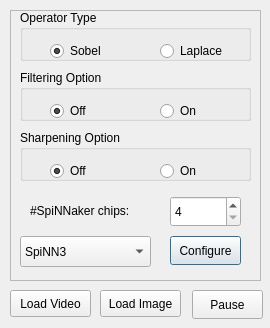
Old version of the form gui/SpiNNvidStreamer/src/vidstreamer.ui in the repository indarsugiarto/Graceful_VidPro.
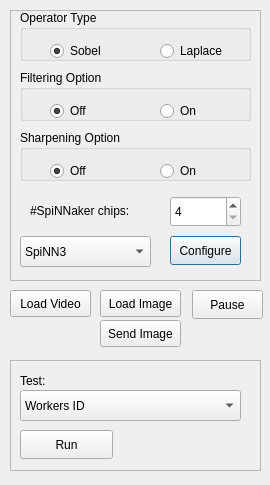
New version of the form.

Patch:
```diff
--- a/gui/SpiNNvidStreamer/src/vidstreamer.ui
+++ b/gui/SpiNNvidStreamer/src/vidstreamer.ui
@@ -7,7 +7,7 @@
     <x>0</x>
     <y>0</y>
     <width>270</width>
-    <height>328</height>
+    <height>485</height>
    </rect>
   </property>
   <property name="minimumSize">
@@ -270,7 +270,7 @@
     </widget>
    </widget>
   </widget>
-  <widget class="QPushButton" name="pbTest">
+  <widget class="QPushButton" name="pbImage">
    <property name="geometry">
     <rect>
      <x>100</x>
@@ -283,6 +283,101 @@
     <string>Load Image</string>
    </property>
   </widget>
+  <widget class="QFrame" name="frame_2">
+   <property name="geometry">
+    <rect>
+     <x>10</x>
+     <y>360</y>
+     <width>251</width>
+     <height>111</height>
+    </rect>
+   </property>
+   <property name="frameShape">
+    <enum>QFrame::StyledPanel</enum>
+   </property>
+   <property name="frameShadow">
+    <enum>QFrame::Raised</enum>
+   </property>
+   <widget class="QComboBox" name="cbTest">
+    <property name="geometry">
+     <rect>
+      <x>10</x>
+      <y>30</y>
+      <width>221</width>
+      <height>31</height>
+     </rect>
+    </property>
+    <item>
+     <property name="text">
+      <string>Workers ID</string>
+     </property>
+    </item>
+    <item>
+     <property name="text">
+      <string>Network Configuration</string>
+     </property>
+    </item>
+    <item>
+     <property name="text">
+      <string>Block Info</string>
+     </property>
+    </item>
+    <item>
+     <property name="text">
+      <string>Workload</string>
+     </property>
+    </item>
+    <item>
+     <property name="text">
+      <string>Frame Info</string>
+     </property>
+    </item>
+    <item>
+     <property name="text">
+      <string>Performance Measurement</string>
+     </property>
+    </item>
+   </widget>
+   <widget class="QPushButton" name="pbTest">
+    <property name="geometry">
+     <rect>
+      <x>10</x>
+      <y>70</y>
+      <width>93</width>
+      <height>29</height>
+     </rect>
+    </property>
+    <property name="text">
+     <string>Run</string>
+    </property>
+   </widget>
+   <widget class="QLabel" name="label_2">
+    <property name="geometry">
+     <rect>
+      <x>10</x>
+      <y>10</y>
+      <width>67</width>
+      <height>21</height>
+     </rect>
+    </property>
+    <property name="text">
+     <string>Test:</string>
+    </property>
+   </widget>
+  </widget>
+  <widget class="QPushButton" name="pbSendImage">
+   <property name="geometry">
+    <rect>
+     <x>100</x>
+     <y>320</y>
+     <width>81</width>
+     <height>27</height>
+    </rect>
+   </property>
+   <property name="text">
+    <string>Send Image</string>
+   </property>
+  </widget>
  </widget>
  <layoutdefault spacing="6" margin="11"/>
  <resources/>
```
Left out of the diff: 5 changed lines with no effect on the pictures.
